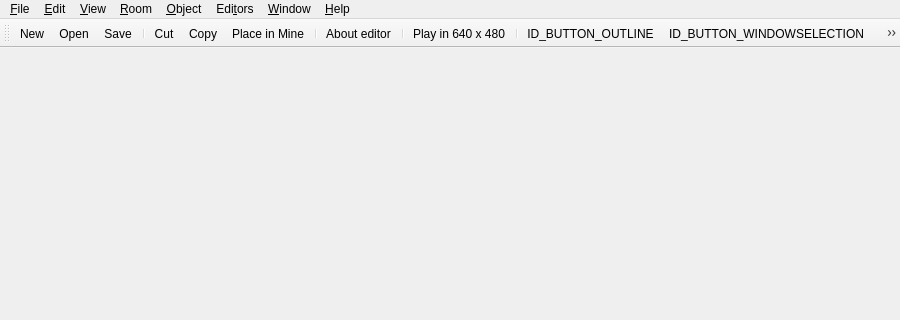
The window that qteditor/ui/mainwindow.ui (DescentNetwork/Descent3) describes before a commit, drawn with Qt 5; both pictures show x 0 to 900 and y 0 to 320 of the 900 by 600 pixel window.
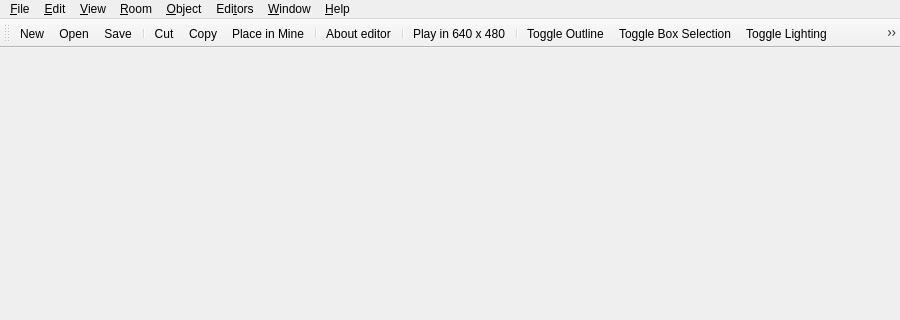
The same window after the commit. Icons and pictures are not drawn.

Diff of the .ui file:
```diff
--- a/qteditor/ui/mainwindow.ui
+++ b/qteditor/ui/mainwindow.ui
@@ -337,7 +337,10 @@
     </iconset>
    </property>
    <property name="text">
-    <string>ID_BUTTON_LIGHTING</string>
+     <string>Toggle Lighting</string>
+    </property>
+    <property name="toolTip">
+     <string>Toggle lighting</string>
    </property>
   </action>
   <action name="ID_BUTTON_OUTLINE">
@@ -347,7 +350,10 @@
     </iconset>
    </property>
    <property name="text">
-    <string>ID_BUTTON_OUTLINE</string>
+     <string>Toggle Outline</string>
+    </property>
+    <property name="toolTip">
+     <string>Toggle Outline mode in the Texture-mapped view</string>
    </property>
   </action>
   <action name="ID_BUTTON_WINDOWSELECTION">
@@ -357,7 +363,10 @@
     </iconset>
    </property>
    <property name="text">
-    <string>ID_BUTTON_WINDOWSELECTION</string>
+     <string>Toggle Box Selection</string>
+    </property>
+    <property name="toolTip">
+     <string>Toggle box selection between IN WINDOW and ACROSS EDGE</string>
    </property>
   </action>
   <action name="ID_D3HELP">
@@ -689,7 +698,10 @@
     </iconset>
    </property>
    <property name="text">
-    <string>ID_OBJBUTTON</string>
+     <string>Object List</string>
+    </property>
+    <property name="toolTip">
+     <string>Display object list</string>
    </property>
   </action>
   <action name="ID_OBJECT_DELETEOBJECT">
@@ -755,7 +767,10 @@
     </iconset>
    </property>
    <property name="text">
-    <string>ID_OSIRISCOMPILE</string>
+     <string>Compile Scripts</string>
+    </property>
+    <property name="toolTip">
+     <string>Compile level scripts</string>
    </property>
   </action>
   <action name="ID_REINIT_OPENGL">
@@ -765,7 +780,10 @@
     </iconset>
    </property>
    <property name="text">
-    <string>ID_REINIT_OPENGL</string>
+     <string>Reinit OpenGL</string>
+    </property>
+    <property name="toolTip">
+     <string>Reinitialize OpenGL renderer</string>
    </property>
   </action>
   <action name="ID_ROOM_ADD">
@@ -1296,7 +1314,10 @@
     </iconset>
    </property>
    <property name="text">
-    <string>ID_ZBUTTON</string>
+     <string>Toggle Z-Buffer</string>
+    </property>
+    <property name="toolTip">
+     <string>Toggle software Z-Buffer mode</string>
    </property>
   </action>
  </widget>
```
Left out of the diff: 30 changed lines with no effect on the pictures. Lines whose indentation alone changed are shown as unchanged.
